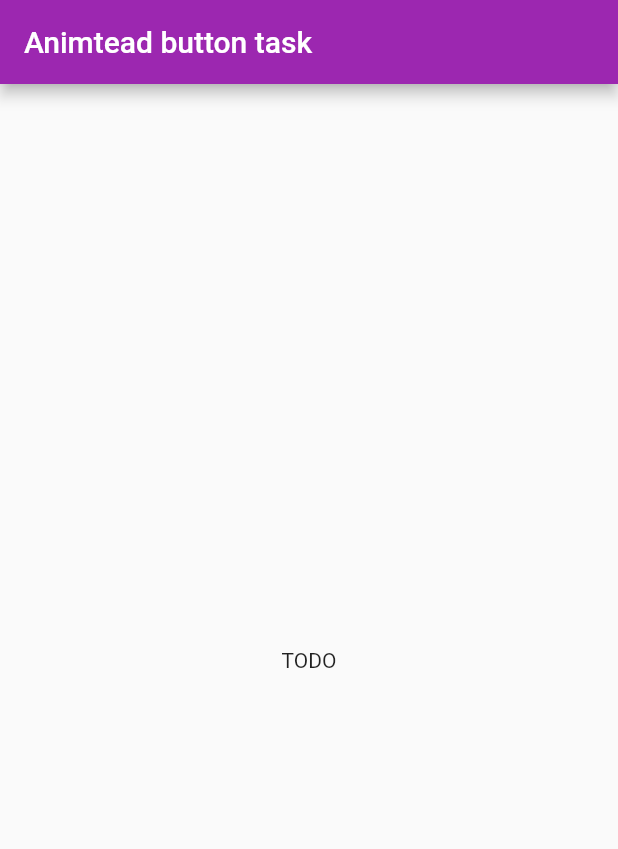
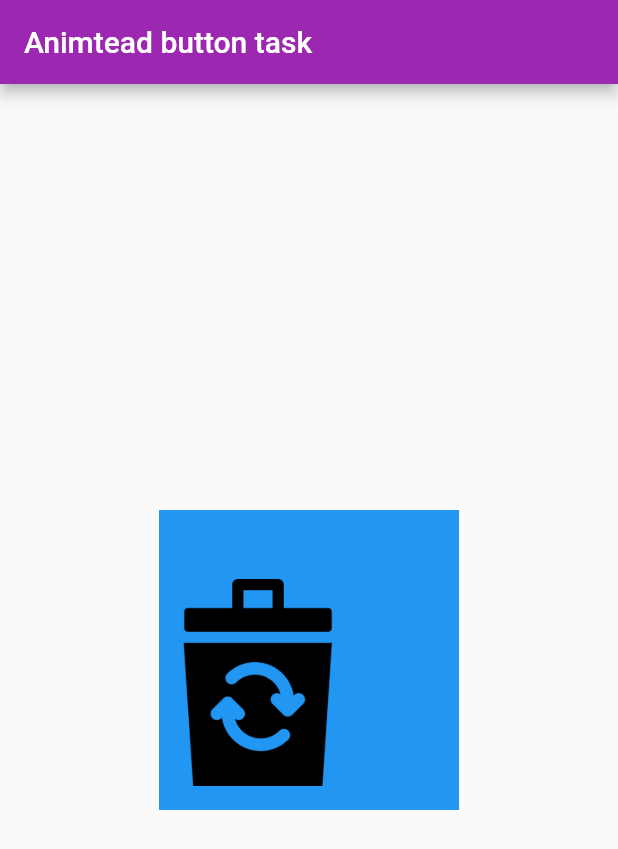
Before and after one commit to grihlo/flutter_learning_sessions, a Flutter app: the AnimatedButtonTaskPage screen opened directly, on a phone screen of 412 x 824 dp. Shown: the top 849 px of the screen. Run offline on Flutter 3.47's test engine with Material 2 defaults, Android fonts, the phone set to English and light mode, and no system bars; our stand-ins replace device_preview.

Commit message:
add rest of material

```diff
--- a/fun_with_layouts/lib/main.dart
+++ b/fun_with_layouts/lib/main.dart
@@ -1,12 +1,14 @@
+import 'dart:math' as math;
+
 import 'package:device_preview/device_preview.dart';
 import 'package:flutter/cupertino.dart';
 import 'package:flutter/material.dart';
 
 void main() => runApp(
-  DevicePreview(
-    builder: (context) => MyApp(),
-  ),
-);
+      DevicePreview(
+        builder: (context) => MyApp(),
+      ),
+    );
 
 class MyApp extends StatelessWidget {
   @override
@@ -20,9 +22,9 @@ class MyApp extends StatelessWidget {
         children: <Widget>[
           IntroLayoutsPage(title: 'Intro to layouts'),
           AnimatedButtonTaskPage(title: 'Animtead button task'),
-          AdaptiveLayoutPage(title: 'Adaptive layout'),
-          IntroWebPage(title: "Intro to Flutter web"),
-          ResponsiveWebPage(title: "Responsive Flutter web"),
+          AdaptiveLayoutPage(title: 'Adaptive layout playground'),
+//          IntroWebPage(title: "Intro to Flutter web"),
+//          ResponsiveWebPage(title: "Responsive Flutter web"),
         ],
       ),
     );
@@ -36,32 +38,191 @@ class IntroLayoutsPage extends StatelessWidget {
 
   @override
   Widget build(BuildContext context) {
+    final mediaQuery = MediaQuery.of(context);
     return Scaffold(
       appBar: AppBar(
         title: Text(title),
       ),
       body: Center(
-        child: Text("TODO")
-      ),
+          child: Container(
+        height: 200.0,
+        width: 1000.0,
+        color: Colors.lightBlueAccent,
+        child: Column(
+          mainAxisAlignment: MainAxisAlignment.center,
+          children: <Widget>[
+            Text("Orientation"),
+            Text("Screen size"),
+            Text("Device type"),
+          ],
+        ),
+      )),
     );
   }
 }
 
-class AnimatedButtonTaskPage extends StatelessWidget {
+class AnimatedButtonTaskPage extends StatefulWidget {
   AnimatedButtonTaskPage({Key key, this.title}) : super(key: key);
 
   final String title;
 
   @override
+  _AnimatedButtonTaskPageState createState() => _AnimatedButtonTaskPageState();
+}
+
+class _AnimatedButtonTaskPageState extends State<AnimatedButtonTaskPage>
+    with TickerProviderStateMixin {
+  AnimationController _controller;
+  Animation _rotationForward;
+  Animation _rotationBack;
+  Animation _capRotation;
+  Animation _capPosition;
+  Animation _scaleUp;
+  Animation _scaleDown;
+  Animation _position;
+
+  @override
+  void initState() {
+    super.initState();
+    _controller =
+        AnimationController(duration: Duration(milliseconds: 1500), vsync: this)
+          ..addListener(
+            () {
+              setState(
+                () {},
+              );
+            },
+          );
+    _rotationForward = Tween(
+      begin: 0.0,
+      end: math.pi * -0.05,
+    ).animate(
+      CurvedAnimation(
+        parent: _controller,
+        curve: Interval(
+          0.0,
+          0.2,
+          curve: Curves.easeInOut,
+        ),
+      ),
+    );
+    _rotationBack = Tween(
+      begin: math.pi * -0.05,
+      end: 0.0,
+    ).animate(
+      CurvedAnimation(
+        parent: _controller,
+        curve: Interval(
+          0.2,
+          0.4,
+          curve: Curves.easeInOut,
+        ),
+      ),
+    );
+    _scaleUp = Tween(
+      begin: 1.0,
+      end: 2.0,
+    ).animate(
+      CurvedAnimation(
+        parent: _controller,
+        curve: Interval(
+          0.4,
+          0.6,
+          curve: Curves.easeInOut,
+        ),
+      ),
+    );
+    _position = Tween(
+      begin: 0.0,
+      end: 50.0,
+    ).animate(
+      CurvedAnimation(
+        parent: _controller,
+        curve: Interval(
+          0.6,
+          0.9,
+          curve: Curves.easeInOut,
+        ),
+      ),
+    );
+    _capPosition = Tween(
+      begin: 0.0,
+      end: -30.0,
+    ).animate(
+      CurvedAnimation(
+        parent: _controller,
+        curve: Interval(
+          0.7,
+          0.9,
+          curve: Curves.easeInOut,
+        ),
+      ),
+    );
+  }
+
+  @override
+  void dispose() {
+    _controller.dispose();
+    super.dispose();
+  }
+
+  @override
   Widget build(BuildContext context) {
     return Scaffold(
       appBar: AppBar(
-        title: Text(title),
+        title: Text(widget.title),
       ),
       body: Center(
-          child: Text("TODO")
+        child: GestureDetector(
+          onTap: () => _controller.forward(),
+          onDoubleTap: () => _controller.reverse(),
+          child: ClipRect(
+            child: Container(
+              width: 200.0,
+              height: 200.0,
+              color: Colors.blue,
+              padding: EdgeInsets.all(16.0),
+              child: Transform(
+                alignment: FractionalOffset.center,
+                transform: Matrix4.identity()
+                  ..rotateZ(getRotationValue())
+                  ..scale(_scaleUp.value)
+                  ..translate(_position.value),
+                child: Stack(
+                  children: <Widget>[
+                    Positioned(
+                        top: 30.0,
+                        child: Transform(
+                          alignment: FractionalOffset.center,
+                          transform: Matrix4.identity()
+                            ..translate(0.0, _capPosition.value),
+                          child: Image.asset(
+                            "assets/cap.png",
+                            width: 100.0,
+                          ),
+                        )),
+                    Positioned(
+                        bottom: 0.0,
+                        child: Image.asset(
+                          "assets/bin.png",
+                          width: 100.0,
+                        )),
+                  ],
+                ),
+              ),
+            ),
+          ),
+        ),
       ),
     );
+  }
+
+  double getRotationValue() {
+    if (_rotationForward.value != math.pi * -0.05) {
+      return _rotationForward.value;
+    } else {
+      return _rotationBack.value;
+    }
   }
 }
 
@@ -76,9 +237,7 @@ class AdaptiveLayoutPage extends StatelessWidget {
       appBar: AppBar(
         title: Text(title),
       ),
-      body: Center(
-          child: Text("TODO")
-      ),
+      body: Center(child: Text("TODO")),
     );
   }
 }
@@ -94,9 +253,7 @@ class IntroWebPage extends StatelessWidget {
       appBar: AppBar(
         title: Text(title),
       ),
-      body: Center(
-          child: Text("TODO")
-      ),
+      body: Center(child: Text("TODO")),
     );
   }
 }
@@ -112,9 +269,7 @@ class ResponsiveWebPage extends StatelessWidget {
       appBar: AppBar(
         title: Text(title),
       ),
-      body: Center(
-          child: Text("TODO")
-      ),
+      body: Center(child: Text("TODO")),
     );
   }
 }
```
